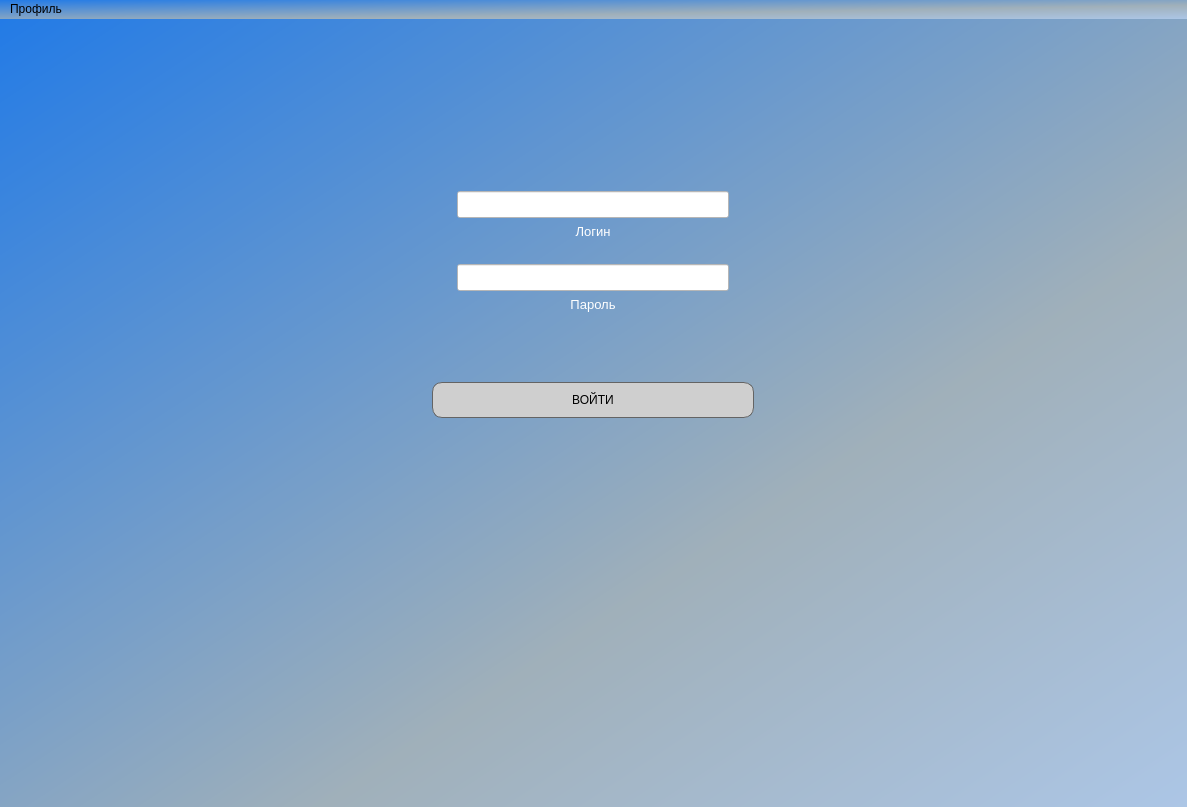
Terrasd/curators_app, file interface/interface.ui: the form before one commit.
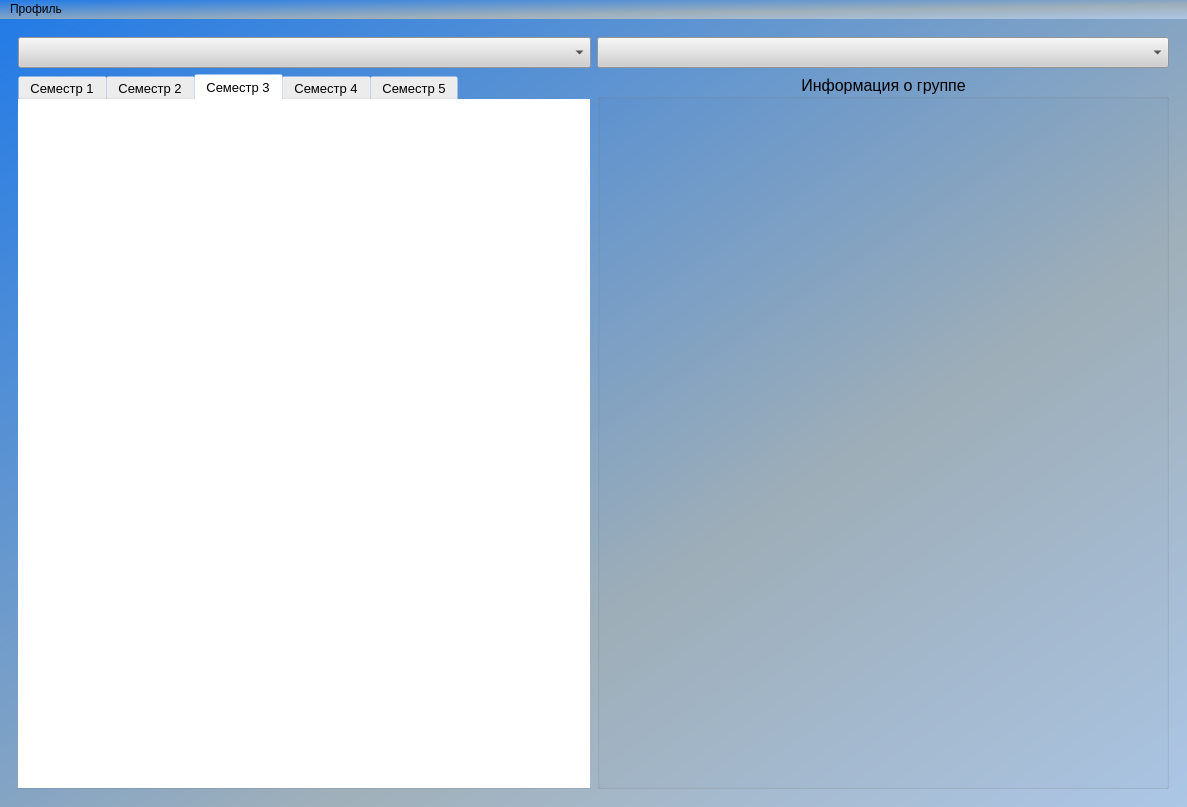
The form after the commit. The open tabs and pages were chosen to show the change. Icons and pictures are not drawn.

Commit message: Added a superuser and a widget for it

Patch:
```diff
--- a/interface/interface.ui
+++ b/interface/interface.ui
@@ -500,6 +500,174 @@
         </item>
        </layout>
       </widget>
+      <widget class="QWidget" name="students_page_superuser">
+       <layout class="QGridLayout" name="gridLayout_13">
+        <item row="1" column="0">
+         <widget class="QTabWidget" name="group_tables_semesters_superuser">
+          <property name="font">
+           <font>
+            <pointsize>10</pointsize>
+           </font>
+          </property>
+          <property name="focusPolicy">
+           <enum>Qt::NoFocus</enum>
+          </property>
+          <property name="currentIndex">
+           <number>2</number>
+          </property>
+          <widget class="QWidget" name="semester_1_superuser">
+           <attribute name="title">
+            <string>Семестр 1</string>
+           </attribute>
+           <layout class="QGridLayout" name="gridLayout_8">
+            <item row="0" column="0">
+             <widget class="QTableView" name="group_table_view_1_superuser">
+              <property name="font">
+               <font>
+                <family>MS Shell Dlg 2</family>
+               </font>
+              </property>
+             </widget>
+            </item>
+           </layout>
+          </widget>
+          <widget class="QWidget" name="semester_2_superuser">
+           <attribute name="title">
+            <string>Семестр 2</string>
+           </attribute>
+           <layout class="QGridLayout" name="gridLayout_9">
+            <item row="0" column="0">
+             <widget class="QTableView" name="group_table_view_2_superuser">
+              <property name="font">
+               <font>
+                <family>MS Shell Dlg 2</family>
+               </font>
+              </property>
+             </widget>
+            </item>
+           </layout>
+          </widget>
+          <widget class="QWidget" name="semester_3_superuser">
+           <attribute name="title">
+            <string>Семестр 3</string>
+           </attribute>
+           <layout class="QGridLayout" name="gridLayout_10">
+            <item row="0" column="0">
+             <widget class="QTableView" name="group_table_view_3_superuser">
+              <property name="font">
+               <font>
+                <family>MS Shell Dlg 2</family>
+               </font>
+              </property>
+             </widget>
+            </item>
+           </layout>
+          </widget>
+          <widget class="QWidget" name="semester_4_superuser">
+           <attribute name="title">
+            <string>Семестр 4</string>
+           </attribute>
+           <layout class="QGridLayout" name="gridLayout_11">
+            <item row="0" column="0">
+             <widget class="QTableView" name="group_table_view_4_superuser">
+              <property name="font">
+               <font>
+                <family>MS Shell Dlg 2</family>
+               </font>
+              </property>
+             </widget>
+            </item>
+           </layout>
+          </widget>
+          <widget class="QWidget" name="semester_5_superuser">
+           <attribute name="title">
+            <string>Семестр 5</string>
+           </attribute>
+           <layout class="QGridLayout" name="gridLayout_12">
+            <item row="0" column="0">
+             <widget class="QTableView" name="group_table_view_5_superuser">
+              <property name="font">
+               <font>
+                <family>MS Shell Dlg 2</family>
+               </font>
+              </property>
+             </widget>
+            </item>
+           </layout>
+          </widget>
+         </widget>
+        </item>
+        <item row="1" column="1">
+         <widget class="QGroupBox" name="inform_group_layout_superuser">
+          <property name="sizePolicy">
+           <sizepolicy hsizetype="Expanding" vsizetype="Expanding">
+            <horstretch>0</horstretch>
+            <verstretch>0</verstretch>
+           </sizepolicy>
+          </property>
+          <property name="minimumSize">
+           <size>
+            <width>260</width>
+            <height>0</height>
+           </size>
+          </property>
+          <property name="font">
+           <font>
+            <pointsize>12</pointsize>
+           </font>
+          </property>
+          <property name="title">
+           <string>Информация о группе</string>
+          </property>
+          <property name="alignment">
+           <set>Qt::AlignCenter</set>
+          </property>
+         </widget>
+        </item>
+        <item row="0" column="1">
+         <widget class="QComboBox" name="choice_group_superuser">
+          <property name="sizePolicy">
+           <sizepolicy hsizetype="Expanding" vsizetype="Fixed">
+            <horstretch>0</horstretch>
+            <verstretch>0</verstretch>
+           </sizepolicy>
+          </property>
+          <property name="font">
+           <font>
+            <pointsize>14</pointsize>
+           </font>
+          </property>
+          <property name="focusPolicy">
+           <enum>Qt::NoFocus</enum>
+          </property>
+          <property name="styleSheet">
+           <string notr="true">background-color: rgb(207, 207, 207);</string>
+          </property>
+         </widget>
+        </item>
+        <item row="0" column="0">
+         <widget class="QComboBox" name="choice_institute_superuser">
+          <property name="sizePolicy">
+           <sizepolicy hsizetype="Expanding" vsizetype="Fixed">
+            <horstretch>0</horstretch>
+            <verstretch>0</verstretch>
+           </sizepolicy>
+          </property>
+          <property name="font">
+           <font>
+            <pointsize>14</pointsize>
+           </font>
+          </property>
+          <property name="focusPolicy">
+           <enum>Qt::NoFocus</enum>
+          </property>
+          <property name="styleSheet">
+           <string notr="true">background-color: rgb(207, 207, 207);</string>
+          </property>
+         </widget>
+        </item>
+       </layout>
+      </widget>
      </widget>
     </item>
    </layout>
```
Left out of the diff: 2 changed lines with no effect on the pictures. The commit also changes 7 other files.
